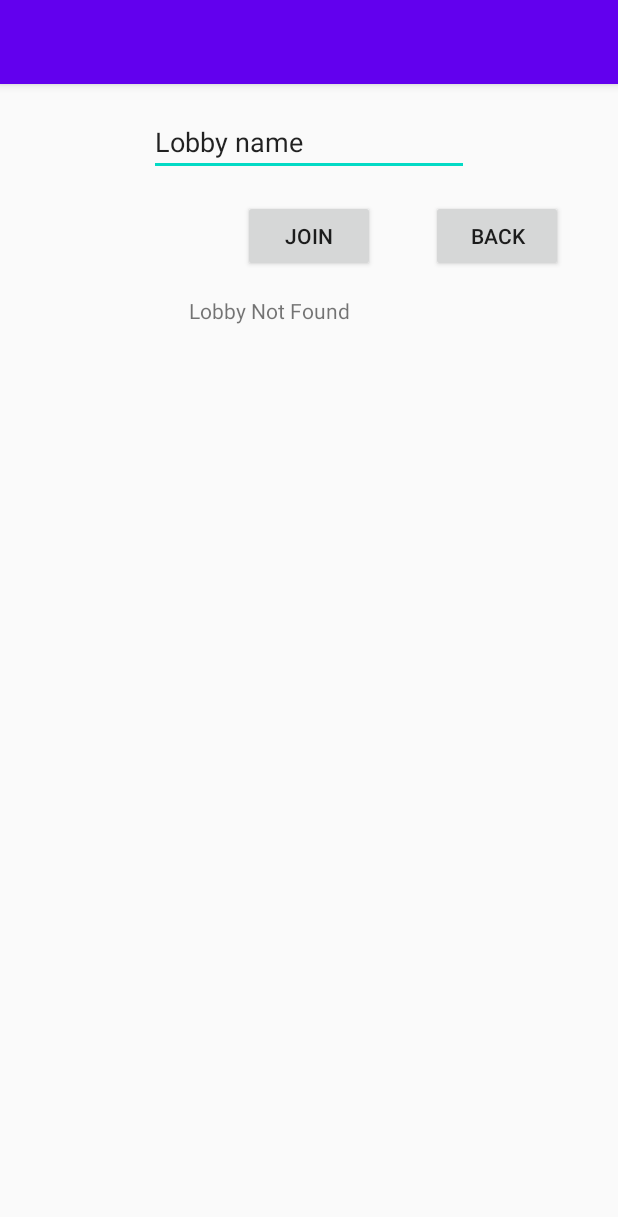
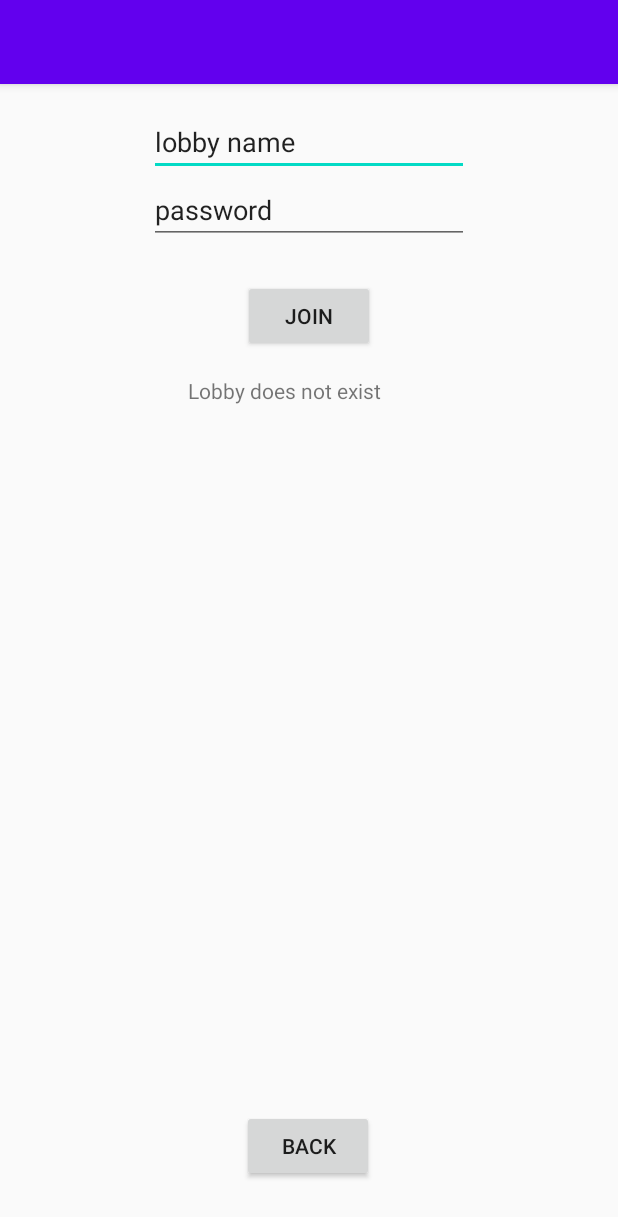
Before and after one commit to vossenwout/CardGame, an Android app: the JoinGame screen opened directly, with no data from a screen before it, after a tap on "JOIN", on a phone screen of 412 x 824 dp. Shown: the top 1217 px of the screen. Run offline under Robolectric (Android 15) with nearby library versions, the phone set to English and light mode, and no system bars; our stand-ins replace Firebase (no records; nobody signed in at launch, a user with empty details on screens opened directly).

```diff
--- a/app/src/main/java/com/example/cardgame/GameRoom.java
+++ b/app/src/main/java/com/example/cardgame/GameRoom.java
@@ -15,6 +15,8 @@ public class GameRoom {
     public ArrayList<Integer> playedCards;
     // cards that are still in the deck
     public ArrayList<Integer> deck;
+    // password of the gameRoom
+    public String password;
 
 
 
@@ -25,12 +27,13 @@ public class GameRoom {
     }
 
     public GameRoom(String roomName, HashMap<String, ArrayList<Integer>> playerHands, ArrayList<String> playerIDs,
-                    ArrayList<Integer> playedCards, ArrayList<Integer> deck ) {
+                    ArrayList<Integer> playedCards, ArrayList<Integer> deck, String password ) {
         this.roomName = roomName;
         this.playerHands = playerHands;
         this.playerIDs = playerIDs;
         this.playedCards = playedCards;
         this.deck = deck;
+        this.password = password;
     }
 
 
--- a/app/src/main/java/com/example/cardgame/JoinGame.java
+++ b/app/src/main/java/com/example/cardgame/JoinGame.java
@@ -44,12 +44,15 @@ public class JoinGame extends AppCompatActivity {
     public void joinGameLobby(View view){
         EditText editText = (EditText) findViewById(R.id.editTextLobbyName);
         String roomname = editText.getText().toString();
-        //gameroomRef = database.getReference().child("GameRooms").child(message);
+
+        EditText passwordtext = (EditText) findViewById(R.id.passwordText);
+        String password = passwordtext.getText().toString();
+
         DatabaseReference roomRef = database.getReference().child("GameRooms").child(roomname);
         this.gameroomRefJoinGame = roomRef;
 
         // we attach a valueListener to the gameRoom we write in the edit text
-        doesRoomExist(this.gameroomRefJoinGame, roomname);
+        doesRoomExist(this.gameroomRefJoinGame, roomname,password);
 
 
         //System.out.println(gameroomLocal.roomName);
@@ -63,22 +66,29 @@ public class JoinGame extends AppCompatActivity {
      * wordt
      */
 
-    public void doesRoomExist(DatabaseReference roomRef, final String roomname){
+    public void doesRoomExist(DatabaseReference roomRef, final String roomname, final String password){
         ValueEventListener roomValueListener1 = new ValueEventListener() {
             @Override
             public void onDataChange(DataSnapshot dataSnapshot) {
                 // Get Post object and use the values to update the UI
-                System.out.println("been heere");
                 GameRoom room = dataSnapshot.getValue(GameRoom.class);
                 // The room exists and we can go to the GameScreenJoined activity
                 if(setRoomExist(room)){
-                    TextView lobbyFoundText = (TextView) findViewById(R.id.lobbyFoundText);
-                    launchGameScreenJoined(roomname);
-
+                    if(isPassWordCorrect(room,password)) {
+                        launchGameScreenJoined(roomname);
+                    }
+                    else{
+                        TextView lobbyFoundText = (TextView) findViewById(R.id.lobbyFoundText);
+                        lobbyFoundText.setVisibility(View.INVISIBLE);
+                        TextView passwordWrongText = (TextView) findViewById(R.id.passwordwrong);
+                        passwordWrongText.setVisibility(View.VISIBLE);
+                    }
                 }
                 else{
                     TextView lobbyFoundText = (TextView) findViewById(R.id.lobbyFoundText);
-                    lobbyFoundText.setText("Lobby Not Found");
+                    lobbyFoundText.setVisibility(View.VISIBLE);
+                    TextView passwordWrongText = (TextView) findViewById(R.id.passwordwrong);
+                    passwordWrongText.setVisibility(View.INVISIBLE);
                 }
 
             }
@@ -104,6 +114,15 @@ public class JoinGame extends AppCompatActivity {
 
     }
 
+    public boolean isPassWordCorrect(GameRoom room, String password){
+        if(room.password.equals(password)){
+            return true;
+        }
+        else{
+            return false;
+        }
+    }
+
 
     public void goBack(View view){
 
--- a/app/src/main/res/layout/activity_join_game.xml
+++ b/app/src/main/res/layout/activity_join_game.xml
@@ -4,6 +4,7 @@
     xmlns:tools="http://schemas.android.com/tools"
     android:layout_width="match_parent"
     android:layout_height="match_parent"
+    android:visibility="visible"
     tools:context=".JoinGame">
 
 
@@ -14,7 +15,7 @@
         android:layout_marginTop="16dp"
         android:ems="10"
         android:inputType="textPersonName"
-        android:text="Lobby name"
+        android:text="lobby name"
         app:layout_constraintEnd_toEndOf="parent"
         app:layout_constraintStart_toStartOf="parent"
         app:layout_constraintTop_toTopOf="parent" />
@@ -23,12 +24,12 @@
         android:id="@+id/button7"
         android:layout_width="wrap_content"
         android:layout_height="wrap_content"
-        android:layout_marginTop="16dp"
+        android:layout_marginTop="24dp"
         android:onClick="joinGameLobby"
         android:text="Join"
         app:layout_constraintEnd_toEndOf="parent"
         app:layout_constraintStart_toStartOf="parent"
-        app:layout_constraintTop_toBottomOf="@+id/editTextLobbyName" />
+        app:layout_constraintTop_toBottomOf="@+id/passwordText" />
 
     <TextView
         android:id="@+id/lobbyFoundText"
@@ -37,8 +38,10 @@
         android:layout_marginTop="16dp"
         android:ems="10"
         android:inputType="textPersonName"
-        android:text="Name"
+        android:text="Lobby does not exist"
+        android:visibility="invisible"
         app:layout_constraintEnd_toEndOf="parent"
+        app:layout_constraintHorizontal_bias="0.497"
         app:layout_constraintStart_toStartOf="parent"
         app:layout_constraintTop_toBottomOf="@+id/button7" />
 
@@ -46,14 +49,34 @@
         android:id="@+id/backButton"
         android:layout_width="wrap_content"
         android:layout_height="wrap_content"
-        android:layout_marginStart="16dp"
-        android:layout_marginLeft="16dp"
-        android:layout_marginTop="16dp"
-        android:layout_marginEnd="16dp"
-        android:layout_marginRight="16dp"
+        android:layout_marginBottom="36dp"
         android:onClick="goBack"
         android:text="back"
+        app:layout_constraintBottom_toBottomOf="parent"
         app:layout_constraintEnd_toEndOf="parent"
-        app:layout_constraintStart_toEndOf="@+id/button7"
+        app:layout_constraintHorizontal_bias="0.498"
+        app:layout_constraintStart_toStartOf="parent" />
+
+    <TextView
+        android:id="@+id/passwordwrong"
+        android:layout_width="wrap_content"
+        android:layout_height="wrap_content"
+        android:layout_marginTop="4dp"
+        android:text="password is wrong"
+        android:visibility="invisible"
+        app:layout_constraintEnd_toEndOf="parent"
+        app:layout_constraintHorizontal_bias="0.498"
+        app:layout_constraintStart_toStartOf="parent"
+        app:layout_constraintTop_toBottomOf="@+id/lobbyFoundText" />
+
+    <EditText
+        android:id="@+id/passwordText"
+        android:layout_width="wrap_content"
+        android:layout_height="wrap_content"
+        android:ems="10"
+        android:inputType="textPersonName"
+        android:text="password"
+        app:layout_constraintEnd_toEndOf="@+id/editTextLobbyName"
+        app:layout_constraintStart_toStartOf="@+id/editTextLobbyName"
         app:layout_constraintTop_toBottomOf="@+id/editTextLobbyName" />
 </androidx.constraintlayout.widget.ConstraintLayout>
```
Also changed, not shown: app/src/main/java/com/example/cardgame/CreateLobby.java (+36 -60 lines), app/src/main/java/com/example/cardgame/GameScreenHost.java (+17 -25 lines), app/src/main/java/com/example/cardgame/MainActivity.java (+0 -29 lines), app/src/main/res/layout/activity_create_lobby.xml (+28 -3 lines).
